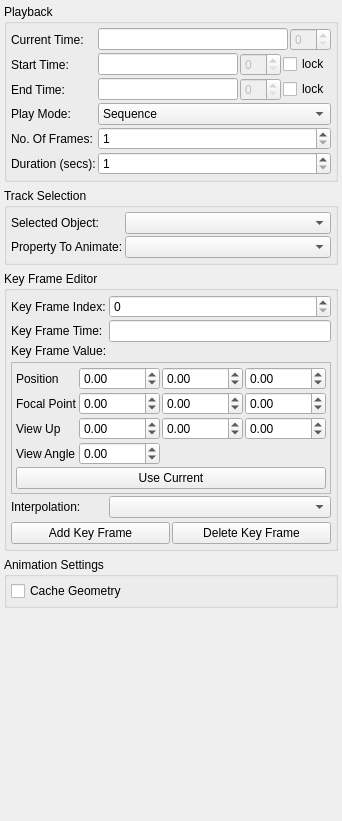
Old version of the form Qt/Components/Resources/UI/pqAnimationPanel.ui in the repository wildmichael/ParaView3-enhancements-old.
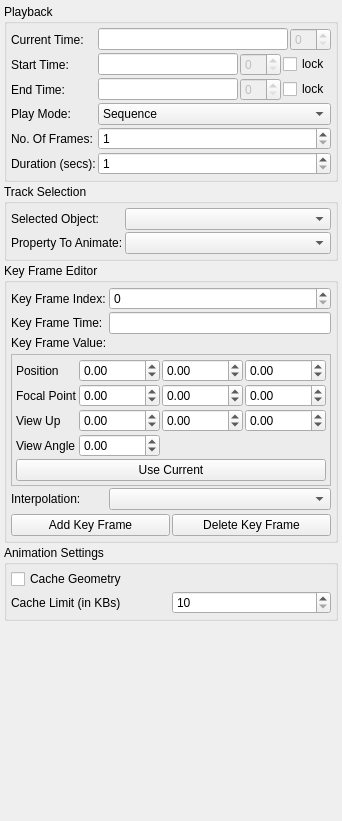
New version of the form. Custom widgets are drawn as their Qt base class.

Commit message:
ENH: Cache size limit now works. Instead of cache size limit being specified on the view, it is not a property of the animation scene. The vtkCacheSizeKeeper now keeps a flag that tells all update suppressors to disable caching. This flagis updated by the animation scene when rendering each frame based on the currentcache size estimates.

COMP: Fixed some warnings.

Patch:
```diff
--- a/Qt/Components/Resources/UI/pqAnimationPanel.ui
+++ b/Qt/Components/Resources/UI/pqAnimationPanel.ui
@@ -17,7 +17,7 @@
     <number>4</number>
    </property>
    <property name="spacing" >
-    <number>6</number>
+    <number>2</number>
    </property>
    <item>
     <widget class="pqCollapsedGroup" name="playbackGroup" >
@@ -604,7 +604,30 @@
       <property name="spacing" >
        <number>2</number>
       </property>
-      <item row="0" column="0" >
+      <item row="1" column="0" >
+       <widget class="QLabel" name="label_14" >
+        <property name="text" >
+         <string>Cache Limit (in KBs)</string>
+        </property>
+       </widget>
+      </item>
+      <item row="1" column="1" >
+       <widget class="QSpinBox" name="cacheLimit" >
+        <property name="toolTip" >
+         <string>&lt;html>Set the cache limit (in KBs) per node. If while playing animations, the cache size on any node goes beyond this threshold, caching will automatically be disabled.&lt;/html></string>
+        </property>
+        <property name="maximum" >
+         <number>999999999</number>
+        </property>
+        <property name="minimum" >
+         <number>10</number>
+        </property>
+        <property name="singleStep" >
+         <number>100</number>
+        </property>
+       </widget>
+      </item>
+      <item row="0" column="0" colspan="2" >
        <widget class="QCheckBox" name="caching" >
         <property name="toolTip" >
          <string>Cache geometry during playback.</string>
```
The commit also changes 16 other files.
